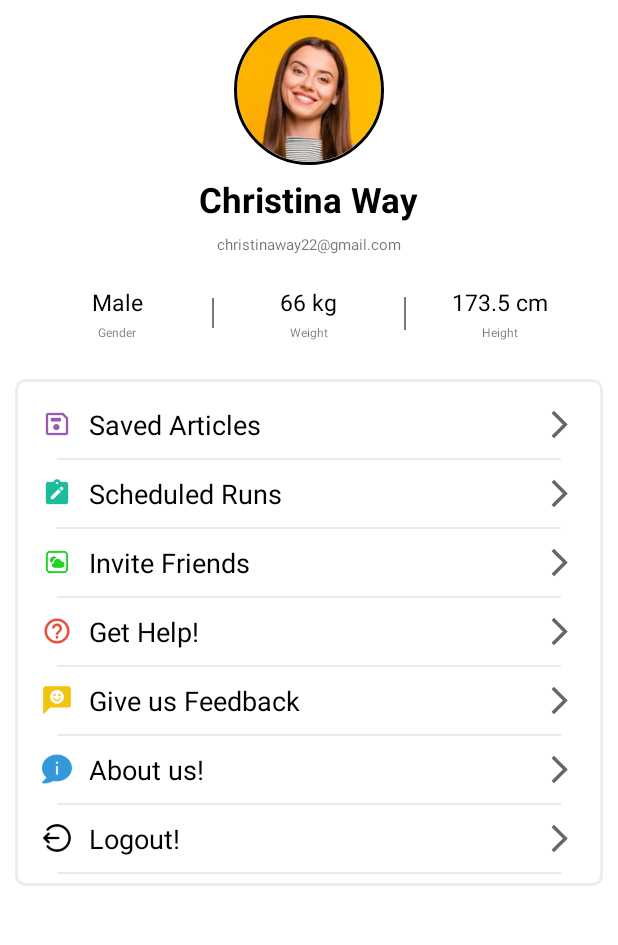
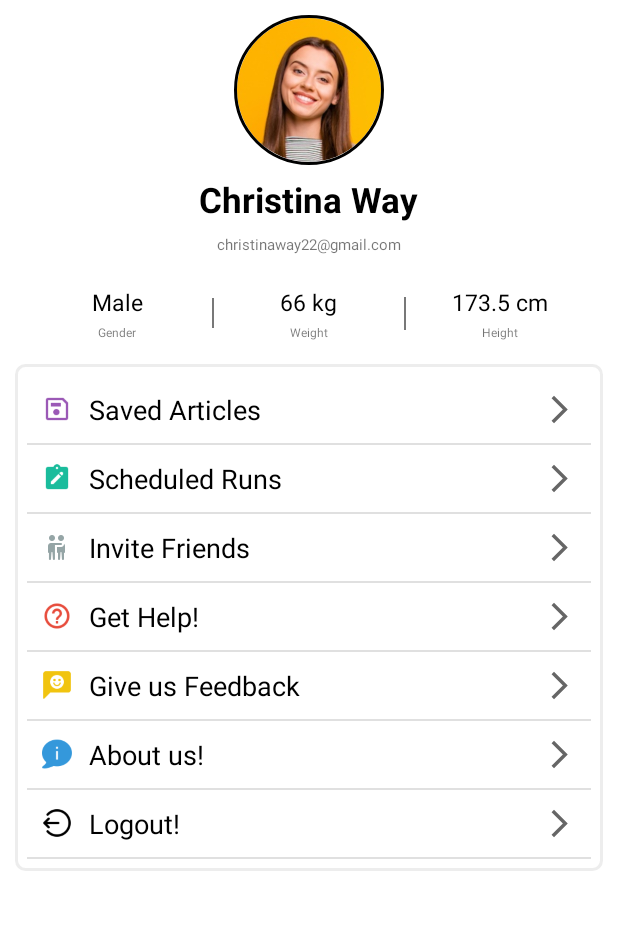
Before and after one commit to thisisvd/FitMe-App, an Android app: the ProfileFragment screen opened through its navigation route, on a phone screen of 412 x 824 dp, the part 84-1029 px from its top. Run offline under Robolectric (Android 15) with nearby library versions, the phone set to English and light mode, and no system bars; our stand-ins replace CircleImageView, Dagger/Hilt's generated code, navigation-ui; libraries missing offline, so code that uses them is left out: com.vdcodeassociate.runningtrackerapp, org.eazegraph.lib; plain views replace ChipNavigationBar; Roboto replaces fonts that are not available here; 15 statements that could not run were skipped.

Commit message:
ui update ...

```diff
--- a/app/src/main/java/com/vdcodeassociate/fitme/ui/fragments/ProfileFragment.kt
+++ b/app/src/main/java/com/vdcodeassociate/fitme/ui/fragments/ProfileFragment.kt
@@ -6,6 +6,7 @@ import android.view.Menu
 import android.view.MenuInflater
 import android.view.View
 import androidx.fragment.app.Fragment
+import androidx.recyclerview.widget.DividerItemDecoration
 import androidx.recyclerview.widget.LinearLayoutManager
 import com.google.android.material.snackbar.Snackbar
 import com.google.android.material.tabs.TabLayoutMediator
@@ -45,7 +46,7 @@ class ProfileFragment : Fragment(R.layout.fragment_profile){
         val list = ArrayList<ProfileItemsClass>()
         list.add(ProfileItemsClass(R.drawable.save_icons8,"Saved Articles"))
         list.add(ProfileItemsClass(R.drawable.task_icons8,"Scheduled Runs"))
-        list.add(ProfileItemsClass(R.drawable.weather_icons8,"Invite Friends"))
+        list.add(ProfileItemsClass(R.drawable.invite_friends_icons8,"Invite Friends"))
         list.add(ProfileItemsClass(R.drawable.get_help_icons8,"Get Help!"))
         list.add(ProfileItemsClass(R.drawable.feedback_icons8,"Give us Feedback"))
         list.add(ProfileItemsClass(R.drawable.aboutus_icons8,"About us!"))
@@ -67,6 +68,8 @@ class ProfileFragment : Fragment(R.layout.fragment_profile){
         binding.profileRecyclerView.apply {
             adapter = profileAdapter
             layoutManager = linearLayoutManager
+            // decorator line
+            addItemDecoration(DividerItemDecoration(requireContext(),DividerItemDecoration.VERTICAL))
         }
     }
 
--- /dev/null
+++ b/app/src/main/res/drawable/green_card_round_background.xml
@@ -0,0 +1,8 @@
+<?xml version="1.0" encoding="utf-8"?>
+<shape xmlns:android="http://schemas.android.com/apk/res/android">
+
+    <solid android:color="#80C1F0D5"/>
+
+    <corners android:radius="100dp"/>
+
+</shape>
--- a/app/src/main/res/layout/fragment_profile.xml
+++ b/app/src/main/res/layout/fragment_profile.xml
@@ -147,7 +147,6 @@
                         android:textSize="15sp" />
 
                     <TextView
-                        android:id="@+id/homeStepsTV1"
                         android:layout_width="wrap_content"
                         android:layout_height="wrap_content"
                         android:layout_below="@+id/homeSteps"
@@ -161,13 +160,14 @@
 
             </GridLayout>
 
+
         </LinearLayout>
 
         <androidx.recyclerview.widget.RecyclerView
             android:id="@+id/profileRecyclerView"
             android:layout_width="match_parent"
-            android:layout_height="wrap_content"
-            android:layout_marginTop="20dp"
+            android:layout_height="match_parent"
+            android:layout_marginTop="10dp"
             android:background="@drawable/card_background"
             android:padding="8dp" />
 
--- a/app/src/main/res/layout/profile_items.xml
+++ b/app/src/main/res/layout/profile_items.xml
@@ -43,11 +43,4 @@
 
     </RelativeLayout>
 
-    <View
-        android:layout_width="match_parent"
-        android:layout_height="1dp"
-        android:background="#E9EAEA"
-        android:layout_marginLeft="20dp"
-        android:layout_marginRight="20dp"/>
-
 </LinearLayout>
```
Also changed, not shown: app/src/main/res/drawable/invite_friends_icons8.png (added).
